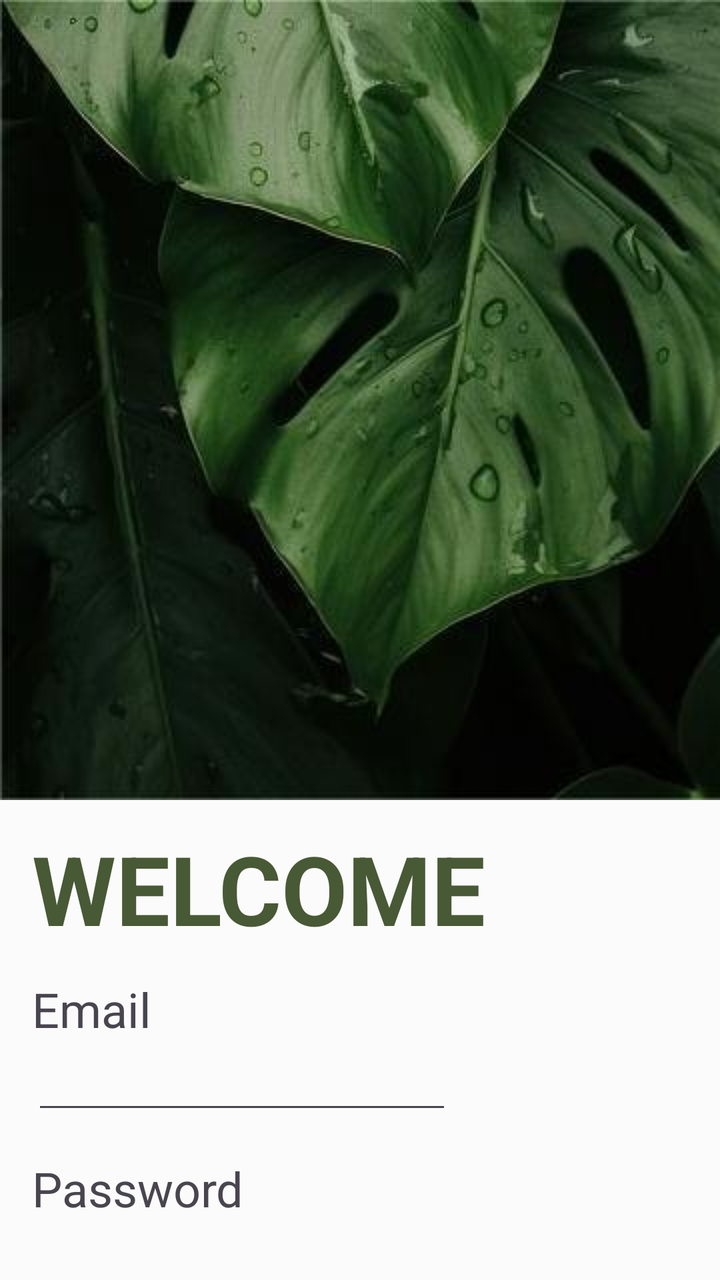
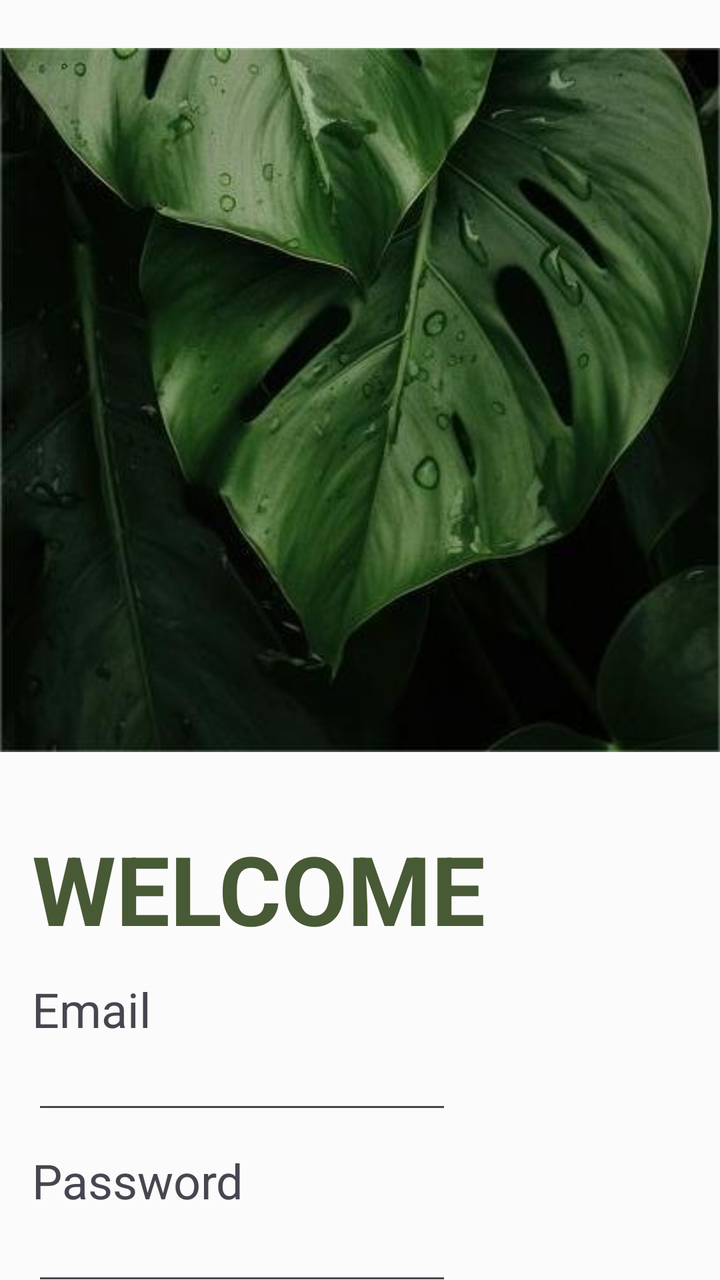

Before-and-after screenshots of an Android layout around one commit, followed by the original layout XML and the change that was made.
<!-- AndroidManifest.xml: application theme Theme.LabExam2 -->
<!-- res/layout/activity_main.xml -->
<?xml version="1.0" encoding="utf-8"?>
<androidx.constraintlayout.widget.ConstraintLayout
    xmlns:android="http://schemas.android.com/apk/res/android"
    xmlns:app="http://schemas.android.com/apk/res-auto"
    xmlns:tools="http://schemas.android.com/tools"
    android:id="@+id/main"
    android:layout_width="match_parent"
    android:layout_height="match_parent"
    android:background="@color/my_primary"
    tools:context=".MainActivity">

    <LinearLayout
        android:id="@+id/linearLayout"
        android:layout_width="409dp"
        android:layout_height="400dp"
        android:orientation="vertical"
        tools:layout_editor_absoluteX="1dp"
        tools:layout_editor_absoluteY="1dp">


        <ImageView
            android:id="@+id/imageView3"
            android:layout_width="match_parent"
            android:layout_height="wrap_content"
            app:srcCompat="@drawable/logwallpapaer2" />
    </LinearLayout>

    <TextView
        android:id="@+id/textView2"
        android:layout_width="wrap_content"
        android:layout_height="wrap_content"
        android:layout_marginStart="16dp"
        android:layout_marginTop="12dp"
        android:text="@string/login"
        android:textColor="#485935"
        android:textSize="48sp"
        android:textStyle="bold"
        app:layout_constraintStart_toStartOf="parent"
        app:layout_constraintTop_toBottomOf="@+id/linearLayout" />

    <EditText
        android:id="@+id/editTextTextEmailAddress"
        android:layout_width="wrap_content"
        android:layout_height="wrap_content"
        android:layout_marginStart="16dp"
        android:ems="10"
        android:inputType="textEmailAddress"
        app:layout_constraintStart_toStartOf="parent"
        app:layout_constraintTop_toBottomOf="@+id/textView3" />

    <TextView
        android:id="@+id/textView3"
        android:layout_width="wrap_content"
        android:layout_height="wrap_content"
        android:layout_marginStart="16dp"
        android:layout_marginTop="12dp"
        android:text="@string/email"
        android:textSize="24sp"
        app:layout_constraintStart_toStartOf="parent"
        app:layout_constraintTop_toBottomOf="@+id/textView2" />

    <TextView
        android:id="@+id/textView5"
        android:layout_width="wrap_content"
        android:layout_height="wrap_content"
        android:layout_marginStart="16dp"
        android:layout_marginTop="16dp"
        android:text="@string/password"
        android:textSize="24sp"
        app:layout_constraintStart_toStartOf="parent"
        app:layout_constraintTop_toBottomOf="@+id/editTextTextEmailAddress" />

    <EditText
        android:id="@+id/editTextTextPassword"
        android:layout_width="wrap_content"
        android:layout_height="wrap_content"
        android:layout_marginStart="16dp"
        android:layout_marginTop="12dp"
        android:ems="10"
        android:inputType="textPassword"
        app:layout_constraintStart_toStartOf="parent"
        app:layout_constraintTop_toBottomOf="@+id/textView5" />

    <Button
        android:id="@+id/button2"
        android:layout_width="wrap_content"
        android:layout_height="wrap_content"
        android:layout_marginStart="16dp"
        android:layout_marginTop="8dp"
        android:backgroundTint="@color/my_secondary"
        android:text="@string/login_button"
        app:layout_constraintStart_toStartOf="parent"
        app:layout_constraintTop_toBottomOf="@+id/editTextTextPassword" />

    <TextView
        android:id="@+id/textView6"
        android:layout_width="wrap_content"
        android:layout_height="wrap_content"
        android:layout_marginStart="16dp"
        android:text="Don't have an account?"
        app:layout_constraintEnd_toStartOf="@+id/textView7"
        app:layout_constraintHorizontal_bias="0.0"
        app:layout_constraintStart_toStartOf="parent"
        app:layout_constraintTop_toBottomOf="@+id/button2" />

    <TextView
        android:id="@+id/textView7"
        android:layout_width="wrap_content"
        android:layout_height="wrap_content"
        android:layout_marginTop="56dp"
        android:clickable="true"
        android:focusable="true"
        android:text="Signup"
        android:textColor="#485935"
        android:textStyle="bold"
        app:layout_constraintEnd_toEndOf="parent"
        app:layout_constraintHorizontal_bias="0.568"
        app:layout_constraintStart_toStartOf="parent"
        app:layout_constraintTop_toBottomOf="@+id/editTextTextPassword" />

</androidx.constraintlayout.widget.ConstraintLayout>
<!-- resources referenced by this layout -->
<resources>
  <color name="my_primary">#FBFBFB</color>
  <color name="my_secondary">#93A267</color>
  <!-- drawable logwallpapaer2: jpg bitmap (drawable, 21781 bytes) -->
  <string name="email">Email</string>
  <string name="login">WELCOME</string>
  <string name="login_button">Log in</string>
  <string name="password">Password</string>
  <style name="Theme.LabExam2" parent="Base.Theme.LabExam2" />
  <style name="Base.Theme.LabExam2" parent="Theme.Material3.DayNight.NoActionBar">
          
          
  
          
          <item name="colorPrimary">@color/my_primary</item>
          <item name="colorPrimaryVariant">@color/my_primary</item>
          <item name="colorOnPrimary">@color/my_primary</item>
  
  
          
          <item name="colorSecondary">@color/my_secondary</item>
          <item name="colorSecondaryVariant">@color/my_secondary</item>
          <item name="colorOnSecondary">@color/my_secondary</item>
  
          
          <item name="android:statusBarColor">@color/my_primary</item>
          <item name="android:windowBackground">@color/my_primary</item>
  
  
      </style>
</resources>

<!-- the commit's change to res/layout/activity_main.xml (unified diff, before → after) -->
@@ -11,14 +11,16 @@
 
     <LinearLayout
         android:id="@+id/linearLayout"
-        android:layout_width="409dp"
+        android:layout_width="0dp"
         android:layout_height="400dp"
         android:orientation="vertical"
-        tools:layout_editor_absoluteX="1dp"
-        tools:layout_editor_absoluteY="1dp">
+        app:layout_constraintTop_toTopOf="parent"
+        app:layout_constraintStart_toStartOf="parent"
+        app:layout_constraintEnd_toEndOf="parent">
 
 
-        <ImageView
+
+    <ImageView
             android:id="@+id/imageView3"
             android:layout_width="match_parent"
             android:layout_height="wrap_content"
@@ -32,7 +34,7 @@
         android:layout_marginStart="16dp"
         android:layout_marginTop="12dp"
         android:text="@string/login"
-        android:textColor="#485935"
+        android:textColor="@color/my_accent"
         android:textSize="48sp"
         android:textStyle="bold"
         app:layout_constraintStart_toStartOf="parent"
@@ -64,7 +66,7 @@
         android:layout_width="wrap_content"
         android:layout_height="wrap_content"
         android:layout_marginStart="16dp"
-        android:layout_marginTop="16dp"
+        android:layout_marginTop="12dp"
         android:text="@string/password"
         android:textSize="24sp"
         app:layout_constraintStart_toStartOf="parent"
@@ -75,7 +77,6 @@
         android:layout_width="wrap_content"
         android:layout_height="wrap_content"
         android:layout_marginStart="16dp"
-        android:layout_marginTop="12dp"
         android:ems="10"
         android:inputType="textPassword"
         app:layout_constraintStart_toStartOf="parent"
@@ -86,7 +87,7 @@
         android:layout_width="wrap_content"
         android:layout_height="wrap_content"
         android:layout_marginStart="16dp"
-        android:layout_marginTop="8dp"
+        android:layout_marginTop="12dp"
         android:backgroundTint="@color/my_secondary"
         android:text="@string/login_button"
         app:layout_constraintStart_toStartOf="parent"
@@ -98,24 +99,28 @@
         android:layout_height="wrap_content"
         android:layout_marginStart="16dp"
         android:text="Don't have an account?"
+        app:layout_constraintBottom_toBottomOf="parent"
         app:layout_constraintEnd_toStartOf="@+id/textView7"
         app:layout_constraintHorizontal_bias="0.0"
         app:layout_constraintStart_toStartOf="parent"
-        app:layout_constraintTop_toBottomOf="@+id/button2" />
+        app:layout_constraintTop_toBottomOf="@+id/button2"
+        app:layout_constraintVertical_bias="0.0" />
 
     <TextView
         android:id="@+id/textView7"
         android:layout_width="wrap_content"
         android:layout_height="wrap_content"
-        android:layout_marginTop="56dp"
+        android:layout_marginTop="60dp"
         android:clickable="true"
         android:focusable="true"
-        android:text="Signup"
+        android:text="@string/signupBtn"
         android:textColor="#485935"
         android:textStyle="bold"
+        app:layout_constraintBottom_toBottomOf="parent"
         app:layout_constraintEnd_toEndOf="parent"
-        app:layout_constraintHorizontal_bias="0.568"
+        app:layout_constraintHorizontal_bias="0.54"
         app:layout_constraintStart_toStartOf="parent"
-        app:layout_constraintTop_toBottomOf="@+id/editTextTextPassword" />
+        app:layout_constraintTop_toBottomOf="@+id/editTextTextPassword"
+        app:layout_constraintVertical_bias="0.005" />
 
 </androidx.constraintlayout.widget.ConstraintLayout>
<!-- resource entries referenced after the edit -->
@@ -1,12 +1,14 @@
 <!-- resources referenced by this layout -->
 <resources>
+  <color name="my_accent">#485935</color>
   <color name="my_primary">#FBFBFB</color>
   <color name="my_secondary">#93A267</color>
   <!-- drawable logwallpapaer2: jpg bitmap (drawable, 21781 bytes) -->
   <string name="email">Email</string>
   <string name="login">WELCOME</string>
-  <string name="login_button">Log in</string>
+  <string name="login_button">Log In</string>
   <string name="password">Password</string>
+  <string name="signupBtn">Sign Up</string>
   <style name="Theme.LabExam2" parent="Base.Theme.LabExam2" />
   <style name="Base.Theme.LabExam2" parent="Theme.Material3.DayNight.NoActionBar">
           
